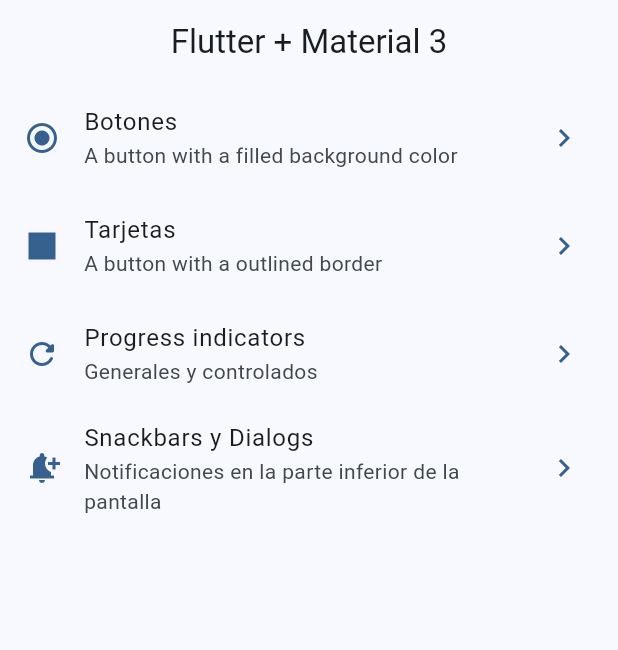
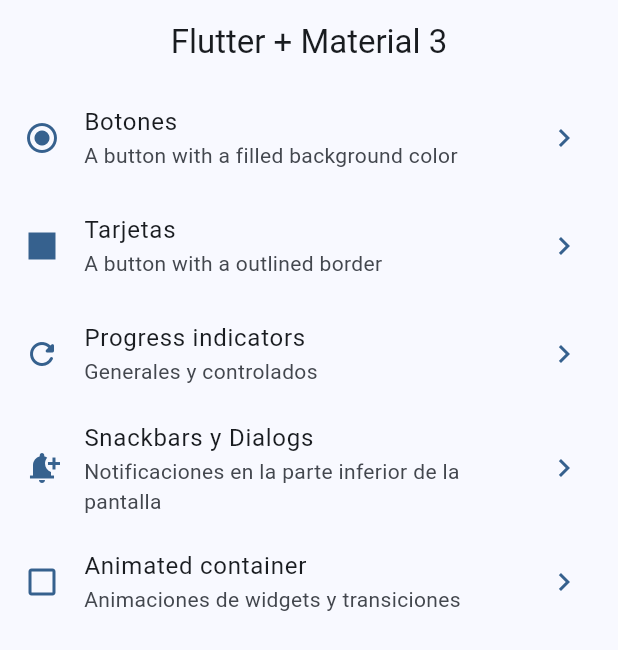
Before and after one commit to Ignaciomanchu1998/widget-app, a Flutter app: the screen it shows after launch, on a phone screen of 412 x 824 dp. Shown: the top 650 px of the screen. Run offline on Flutter 3.47's test engine with Material 2 defaults, Android fonts, the phone set to English and light mode, and no system bars; our stand-ins replace go_router.

Commit message:
Change in container

```diff
--- a/lib/config/menu/menu_item.dart
+++ b/lib/config/menu/menu_item.dart
@@ -41,4 +41,10 @@ const appMenuItems = <MenuItem>[
     route: '/snackbars',
     icon: Icons.notification_add,
   ),
+  MenuItem(
+    title: 'Animated container',
+    subTitle: 'Animaciones de widgets y transiciones',
+    route: '/animated',
+    icon: Icons.check_box_outline_blank,
+  ),
 ];
--- a/lib/config/router/app_router.dart
+++ b/lib/config/router/app_router.dart
@@ -30,5 +30,10 @@ final appRouter = GoRouter(
       name: SnackBarScreen.name,
       builder: (context, state) => const SnackBarScreen(),
     ),
+    GoRoute(
+      path: '/animated',
+      name: AnimatedScreen.name,
+      builder: (context, state) => const AnimatedScreen(),
+    ),
   ],
 );
```
Also changed, not shown: lib/presentation/screens/animated/animated_screen.dart (+62 -4 lines).
